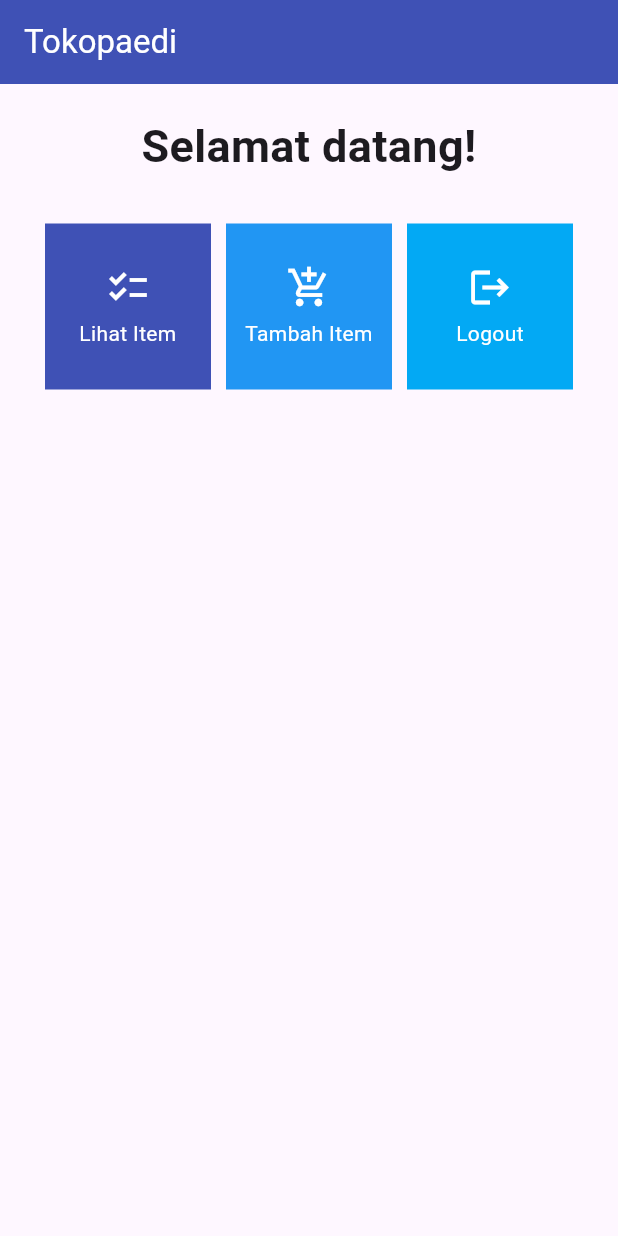
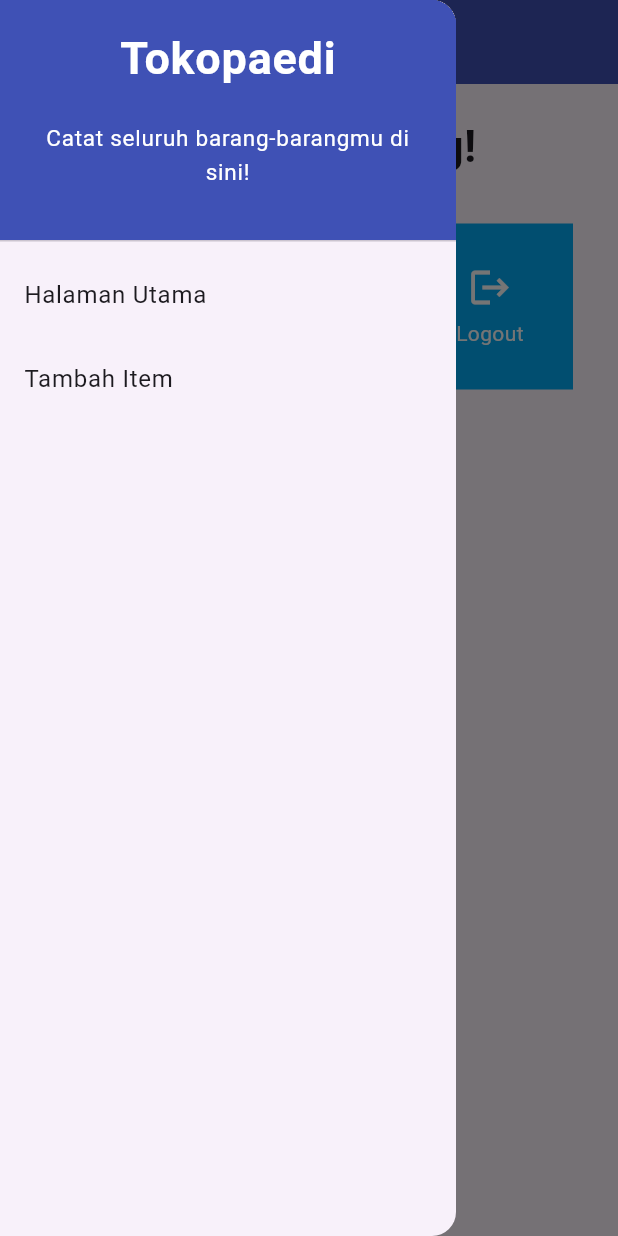
Before and after one commit to zuhdynadhif/tokopaedi-mobile, a Flutter app: the screen it shows after launch, with the side drawer open (before the commit the screen has no drawer), on a phone screen of 412 x 824 dp. Run offline on Flutter 3.47's test engine with Material 2 defaults, Android fonts, the phone set to English and light mode, and no system bars.

Commit message:
feat (addItem): feat addItem
Finish fitur utama tugas 8

```diff
--- a/lib/menu.dart
+++ b/lib/menu.dart
@@ -1,4 +1,6 @@
 import 'package:flutter/material.dart';
+import 'package:tokopaedi/widgets/left_drawer.dart';
+import 'package:tokopaedi/inventorylist_form.dart';
 
 class MyHomePage extends StatelessWidget {
   MyHomePage({Key? key}) : super(key: key);
@@ -18,6 +20,7 @@
           style: TextStyle(color: Colors.white),
         ),
       ),
+      drawer: const LeftDrawer(),
       body: SingleChildScrollView(
         // Widget wrapper yang dapat discroll
         child: Padding(
@@ -84,6 +87,16 @@
             ..hideCurrentSnackBar()
             ..showSnackBar(SnackBar(
                 content: Text("Kamu telah menekan tombol ${item.name}!")));
+          // TODO: Tambahkan Navigasi ke Halaman yang bersesuaian
+          if (item.name == "Tambah Item") {
+            // TODO: Tambahkan Navigasi ke MaterialPageRoute yang sesuai
+            Navigator.pushReplacement(
+              context,
+              MaterialPageRoute(
+                builder: (context) => const InventoryFormPage(),
+              )
+            );
+          }
         },
         child: Container(
           // Container untuk menyimpan Icon dan Text
--- /dev/null
+++ b/lib/widgets/left_drawer.dart
@@ -0,0 +1,67 @@
+import 'package:flutter/material.dart';
+import 'package:tokopaedi/inventorylist_form.dart';
+import 'package:tokopaedi/menu.dart';
+
+class LeftDrawer extends StatelessWidget {
+  const LeftDrawer({super.key});
+
+  @override
+  Widget build(BuildContext context) {
+    return Drawer(
+      child: ListView(
+        children: [
+          const DrawerHeader(
+            decoration: BoxDecoration(
+              color: Colors.indigo,
+            ),
+            child: Column(
+              children: [
+                Text(
+                  'Tokopaedi',
+                  style: TextStyle(
+                    color: Colors.white,
+                    fontSize: 30,
+                    fontWeight: FontWeight.bold,
+                  ),
+                ),
+                Padding(padding: EdgeInsets.all(10)),
+                Text(
+                  'Catat seluruh barang-barangmu di sini!',
+                  style: TextStyle(
+                    color: Colors.white,
+                    fontSize: 15,
+                    fontWeight: FontWeight.normal,
+                  ),
+                  textAlign: TextAlign.center,
+                ),
+              ],
+            ),
+          ),
+          ListTile(
+            title: const Text('Halaman Utama'),
+            onTap: () {
+              Navigator.pushReplacement(
+                context,
+                MaterialPageRoute(
+                  builder: (context) => MyHomePage(),
+                )
+              );
+            },
+          ),
+          ListTile(
+            title: const Text('Tambah Item'),
+            onTap: () {
+              // TODO: Tambahkan Navigasi ke Halaman Tambah Item
+              Navigator.pushReplacement(
+                context,
+                MaterialPageRoute(
+                  builder: (context) => InventoryFormPage(),
+                )
+              );
+            },
+          ),
+        ],
+      ),
+    );
+  }
+}
```
Also changed, not shown: lib/inventorylist_form.dart (added, +183 -0 lines).
